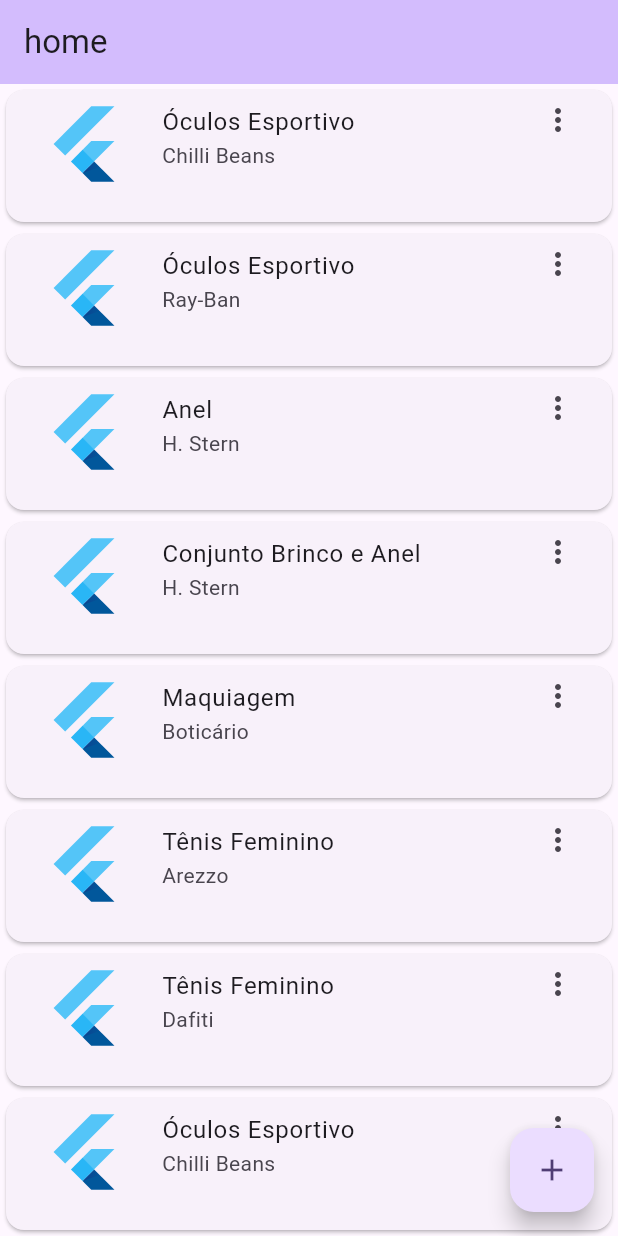
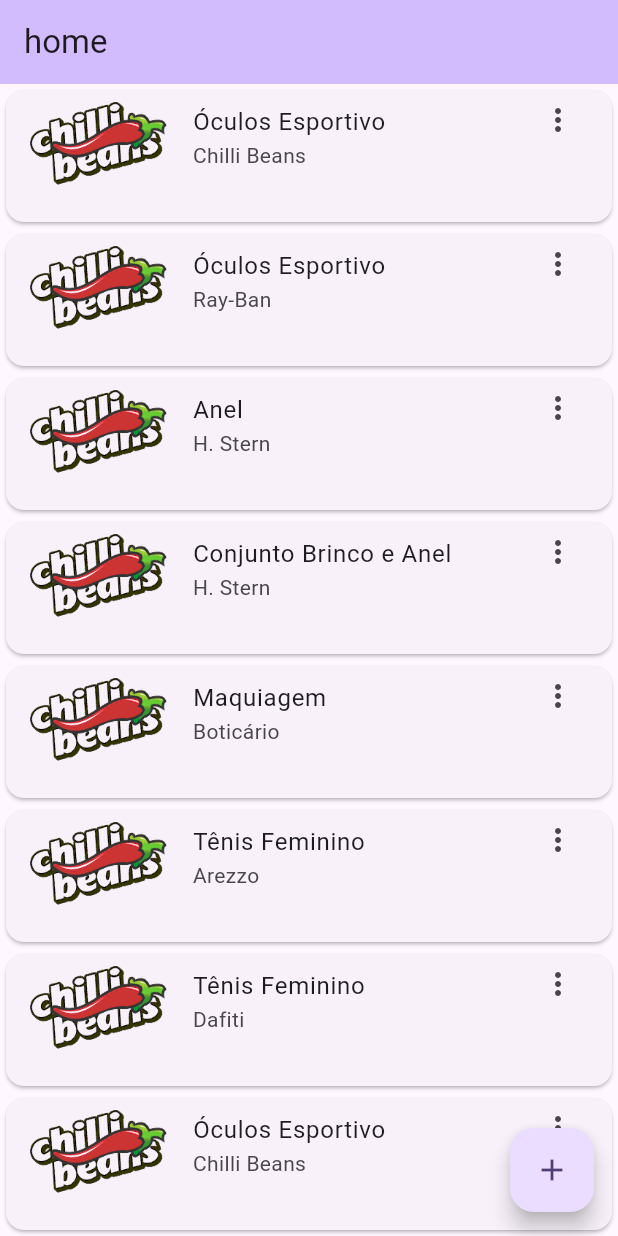
Before and after one commit to filipecancio/best-brand, a Flutter app: the screen it shows after launch, on a phone screen of 412 x 824 dp. Run offline on Flutter 3.47's test engine with Material 3 defaults, Android fonts, the phone set to English and light mode, and no system bars.

```diff
--- a/lib/components/atom/product_item.dart
+++ b/lib/components/atom/product_item.dart
@@ -10,23 +10,22 @@ class ProductItem extends StatefulWidget {
   State<StatefulWidget> createState() {
     return ProductItemState();
   }
-
 }
 
 class ProductItemState extends State<ProductItem> {
   @override
   Widget build(BuildContext context) {
-    return Card(
-      child: ListTile(
-        leading: const FlutterLogo(size: 72.0),
-        title: Text(widget.product.product.name),
-        subtitle:
-        Text(widget.product.company.name),
-        trailing: const Icon(Icons.more_vert),
-        isThreeLine: true,
-      ),
-    );
+    return GestureDetector(
+        onTap: () {},
+        child: Card(
+          child: ListTile(
+            leading: Image.asset("lib/images/avatar.png"),
+            title: Text(widget.product.product.name),
+            subtitle: Text(widget.product.company.name),
+            trailing: const Icon(Icons.more_vert),
+            isThreeLine: true,
+          ),
+        ));
     //Text(widget.product.product.name);
   }
-
 }
--- a/pubspec.yaml
+++ b/pubspec.yaml
@@ -62,7 +62,7 @@ flutter:
   # To add assets to your application, add an assets section, like this:
   assets:
     - lib/assets/feed.json
-   # - lib/images/*
+    - lib/images/avatar.png
 
   # An image asset can refer to one or more resolution-specific "variants", see
   # https://flutter.dev/assets-and-images/#resolution-aware
```
Also changed, not shown: lib/navigation/bb_navigation.dart (added, +18 -0 lines), lib/screen/detail_screen.dart (added, +16 -0 lines).
